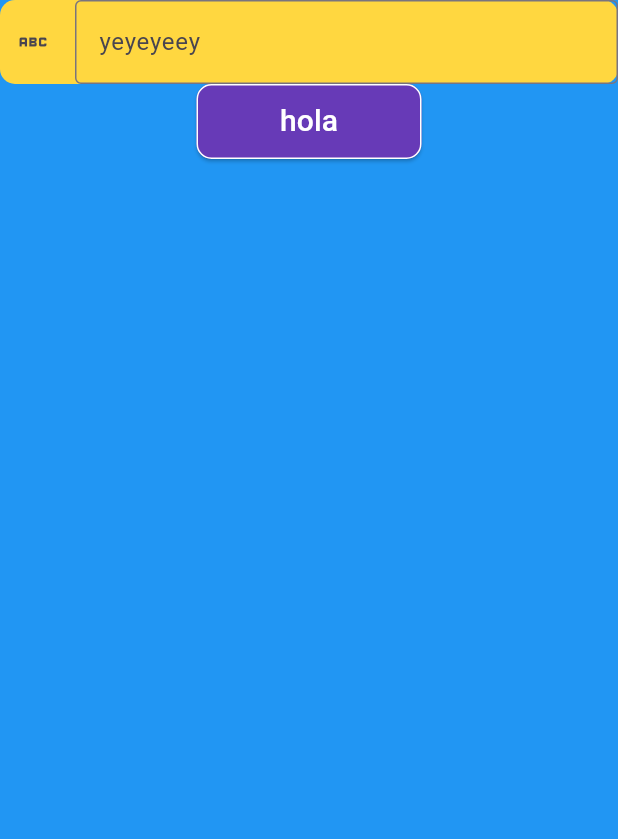
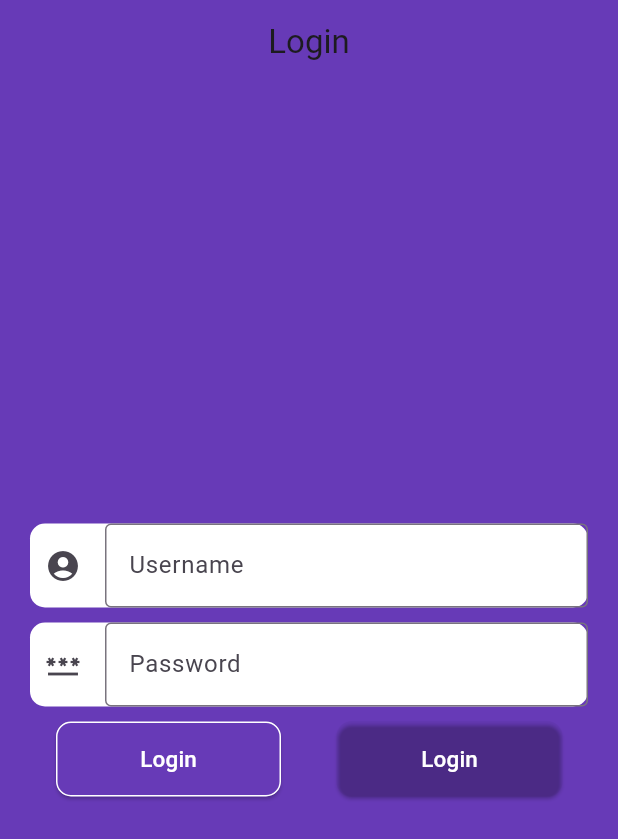
Before and after one commit to huugolopeez/ExamenPMDM-PSP, a Flutter app: the screen it shows after launch, on a phone screen of 412 x 824 dp. Shown: the top 839 px of the screen. Run offline on Flutter 3.47's test engine with Material 3 defaults, Android fonts, the phone set to English and light mode, and no system bars; our stand-ins replace firebase_core; accounts and stored records are empty; generated files the repository leaves out were written again.

Commit message:
PMDM P1:  - modificacion LoginView.dart, implementacion de dos campos de texto y dos botones

```diff
--- a/lib/Examen.dart
+++ b/lib/Examen.dart
@@ -9,6 +9,8 @@ class Examen extends StatelessWidget {
   Widget build(BuildContext context) {
 
     return MaterialApp(
+      title: 'Examen',
+      debugShowCheckedModeBanner: false,
       initialRoute: '/splashview',
       routes: {
         '/splashview': (context) => SplashView(),
--- a/lib/customViews/BotonCustom.dart
+++ b/lib/customViews/BotonCustom.dart
@@ -3,7 +3,7 @@ import 'package:flutter/material.dart';
 
 class BotonCustom extends StatelessWidget {
 
-  Function(int indice)? event;
+  Function? event;
   String sText;
   double dTamanoText;
   Color cBackgroundColor;
@@ -25,7 +25,7 @@ class BotonCustom extends StatelessWidget {
     return ConstrainedBox(
         constraints: const BoxConstraints.tightFor(width: 150, height: 50),
         child: ElevatedButton(
-            onPressed: () => event!(0),
+            onPressed: () => event!,
             style: ButtonStyle(
                 backgroundColor: MaterialStateProperty.all(cBackgroundColor),
                 side: MaterialStateProperty.all(BorderSide(color: cSideColor)),
--- a/lib/customViews/CampoTextoCustom.dart
+++ b/lib/customViews/CampoTextoCustom.dart
@@ -11,7 +11,7 @@ class CampoTextoCustom extends StatelessWidget {
   CampoTextoCustom({Key? key,
     required this.sLabel,
     required this.tecController,
-    required this.cBoxColor,
+    this.cBoxColor = Colors.white,
     required this.iIcon,
     this.blIsPassword = false,
   }) : super(key : key);
--- a/lib/onBoarding/LoginView.dart
+++ b/lib/onBoarding/LoginView.dart
@@ -4,19 +4,49 @@ import 'package:flutter/material.dart';
 
 class LoginView extends StatelessWidget {
 
-  TextEditingController tc = TextEditingController();
+  TextEditingController tecEmail = TextEditingController();
+  TextEditingController tecPass = TextEditingController();
+
+  void onLoginButton() {
+
+  }
+
+  void onRegisterButton() {
+
+  }
 
   @override
   Widget build(BuildContext context) {
 
     return Scaffold(
-      backgroundColor: Colors.blue,
+      backgroundColor: Colors.deepPurple,
+      appBar: AppBar(
+          title: const Text('Login'),
+          centerTitle: true,
+          backgroundColor: Colors.transparent
+      ),
       body: Column(
-        children: [
-          CampoTextoCustom(sLabel: 'yeyeyeey', tecController: tc, cBoxColor: Colors.amberAccent, iIcon: const Icon(Icons.abc)),
-          BotonCustom(sText: 'hola', cBackgroundColor: Colors.deepPurple, cSideColor: Colors.white, event: null, cTextColor: Colors.white, dTamanoText: 20),
-        ]
-      )
+          mainAxisAlignment: MainAxisAlignment.center,
+          children: [
+            Padding(
+              padding: EdgeInsets.fromLTRB(20, 0, 20, 10),
+              child: CampoTextoCustom(
+                sLabel: 'Username', tecController: tecEmail, iIcon: const Icon(Icons.account_circle_rounded)
+              )),
+            Padding(
+              padding: EdgeInsets.fromLTRB(20, 0, 20, 10),
+              child: CampoTextoCustom(
+                  sLabel: 'Password', tecController: tecPass, blIsPassword: true, iIcon: const Icon(Icons.password)
+              )),
+            Row(
+              mainAxisAlignment: MainAxisAlignment.spaceEvenly,
+              children: [
+                BotonCustom(sText: 'Login', event: onLoginButton, cTextColor: Colors.white, cBackgroundColor: Colors.deepPurple, cSideColor: Colors.white, dTamanoText: 15),
+                BotonCustom(sText: 'Login', event: onRegisterButton, cTextColor: Colors.white, cBackgroundColor: Colors.transparent, cSideColor: Colors.transparent, dTamanoText: 15),
+              ],
+            )
+          ]
+      ),
     );
   }
 
```
